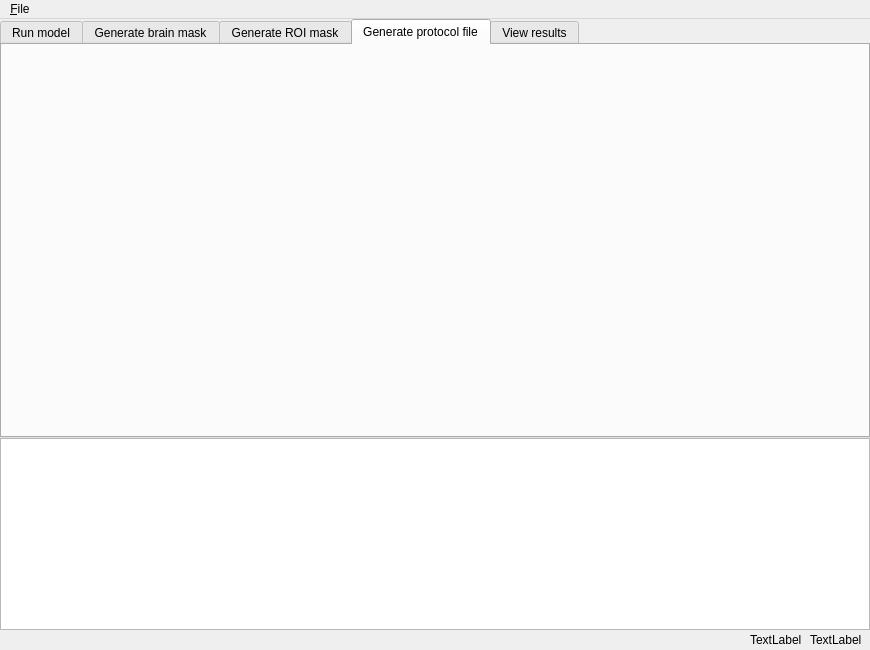
First picture: the form in mdt/data/qt_designs/gui_single.ui, repository robbert-harms/MDT, before the edit.
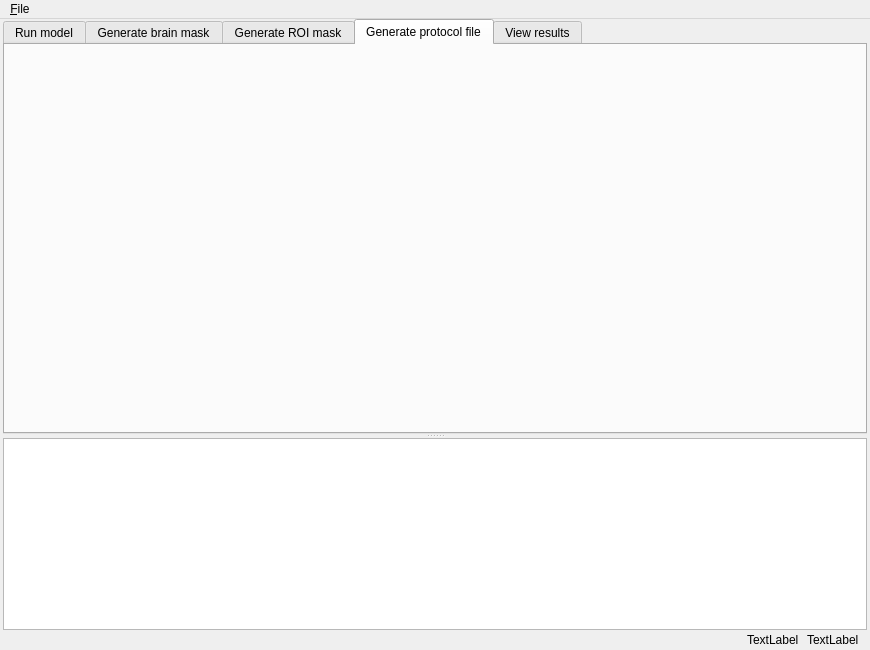
Second picture: the form after the edit. Icons and pictures are not drawn.

The edit to the form file:
```diff
--- a/mdt/data/qt_designs/gui_single.ui
+++ b/mdt/data/qt_designs/gui_single.ui
@@ -38,18 +38,22 @@
      <number>0</number>
     </property>
     <property name="leftMargin">
-     <number>0</number>
+     <number>3</number>
     </property>
     <property name="topMargin">
      <number>0</number>
     </property>
     <property name="rightMargin">
-     <number>0</number>
+     <number>3</number>
     </property>
     <property name="bottomMargin">
      <number>0</number>
     </property>
     <item>
+     <widget class="QSplitter" name="splitter">
+      <property name="orientation">
+       <enum>Qt::Vertical</enum>
+      </property>
      <widget class="QTabWidget" name="MainTabs">
       <property name="sizePolicy">
        <sizepolicy hsizetype="Expanding" vsizetype="Expanding">
@@ -86,8 +90,6 @@
        </attribute>
       </widget>
      </widget>
-    </item>
-    <item>
      <widget class="QPlainTextEdit" name="loggingTextBox">
       <property name="sizePolicy">
        <sizepolicy hsizetype="Expanding" vsizetype="Expanding">
@@ -125,6 +127,7 @@
        <number>80</number>
       </property>
      </widget>
+     </widget>
     </item>
     <item>
      <layout class="QHBoxLayout" name="horizontalLayout">
```
Left out of the diff: 4 changed lines with no effect on the pictures. Lines whose indentation alone changed are shown as unchanged.
